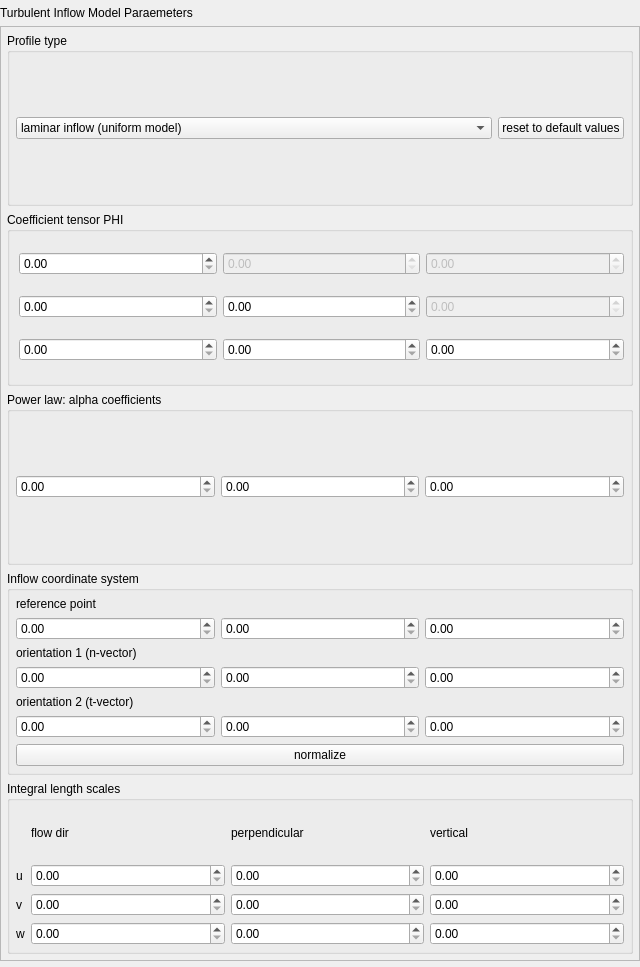
This is widgets/inflowparameterwidget.ui in NHERI-SimCenter/TurbulenceInflowTool as Qt 5 draws it before an edit. The edited form follows.
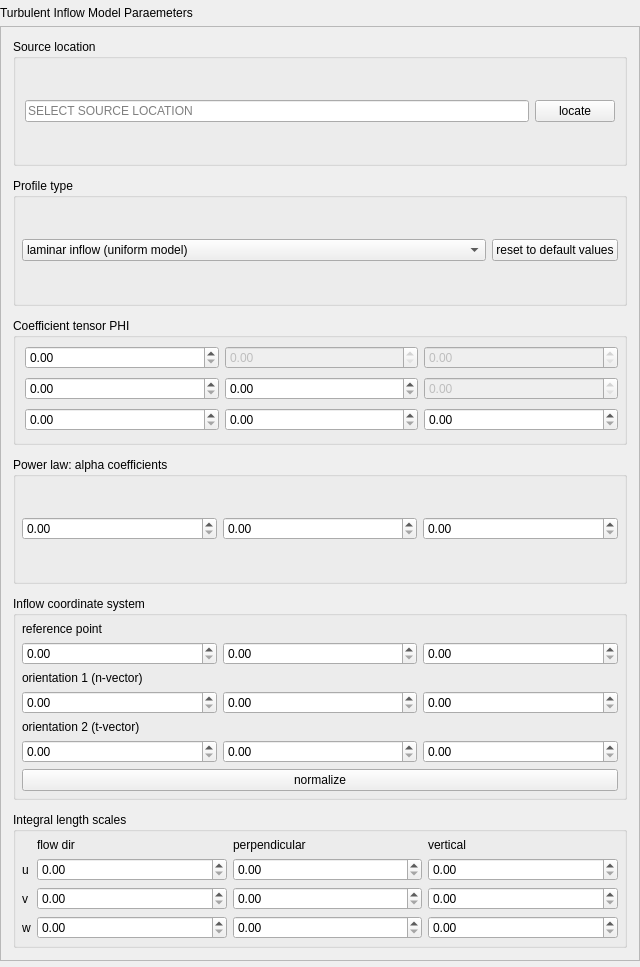
This is the edited form.

```diff
--- a/widgets/inflowparameterwidget.ui
+++ b/widgets/inflowparameterwidget.ui
@@ -54,18 +54,62 @@
        </rect>
       </property>
       <layout class="QVBoxLayout" name="verticalLayout">
+       <property name="spacing">
+        <number>12</number>
+       </property>
        <property name="leftMargin">
-        <number>6</number>
+        <number>12</number>
        </property>
        <property name="topMargin">
-        <number>6</number>
+        <number>12</number>
        </property>
        <property name="rightMargin">
-        <number>6</number>
+        <number>12</number>
        </property>
        <property name="bottomMargin">
-        <number>6</number>
+        <number>12</number>
        </property>
+       <item>
+        <widget class="QGroupBox" name="sourceGroup">
+         <property name="title">
+          <string>Source location</string>
+         </property>
+         <layout class="QGridLayout" name="gridLayout">
+          <item row="0" column="0">
+           <widget class="QLineEdit" name="sourceLocationDisplay">
+            <property name="sizePolicy">
+             <sizepolicy hsizetype="Expanding" vsizetype="Fixed">
+              <horstretch>2</horstretch>
+              <verstretch>0</verstretch>
+             </sizepolicy>
+            </property>
+            <property name="acceptDrops">
+             <bool>false</bool>
+            </property>
+            <property name="readOnly">
+             <bool>true</bool>
+            </property>
+            <property name="placeholderText">
+             <string>SELECT SOURCE LOCATION</string>
+            </property>
+           </widget>
+          </item>
+          <item row="0" column="1">
+           <widget class="QPushButton" name="sourceLocateBtn">
+            <property name="sizePolicy">
+             <sizepolicy hsizetype="Preferred" vsizetype="Fixed">
+              <horstretch>0</horstretch>
+              <verstretch>0</verstretch>
+             </sizepolicy>
+            </property>
+            <property name="text">
+             <string>locate</string>
+            </property>
+           </widget>
+          </item>
+         </layout>
+        </widget>
+       </item>
        <item>
         <widget class="QGroupBox" name="typeSelectionGroup">
          <property name="sizePolicy">
```
